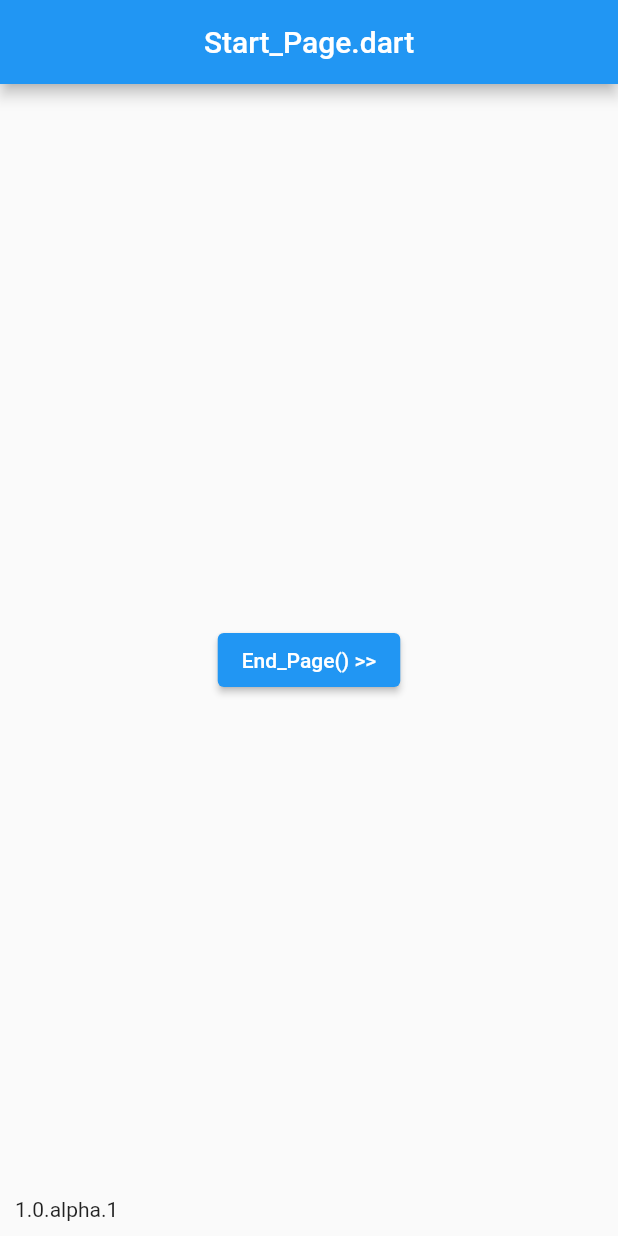
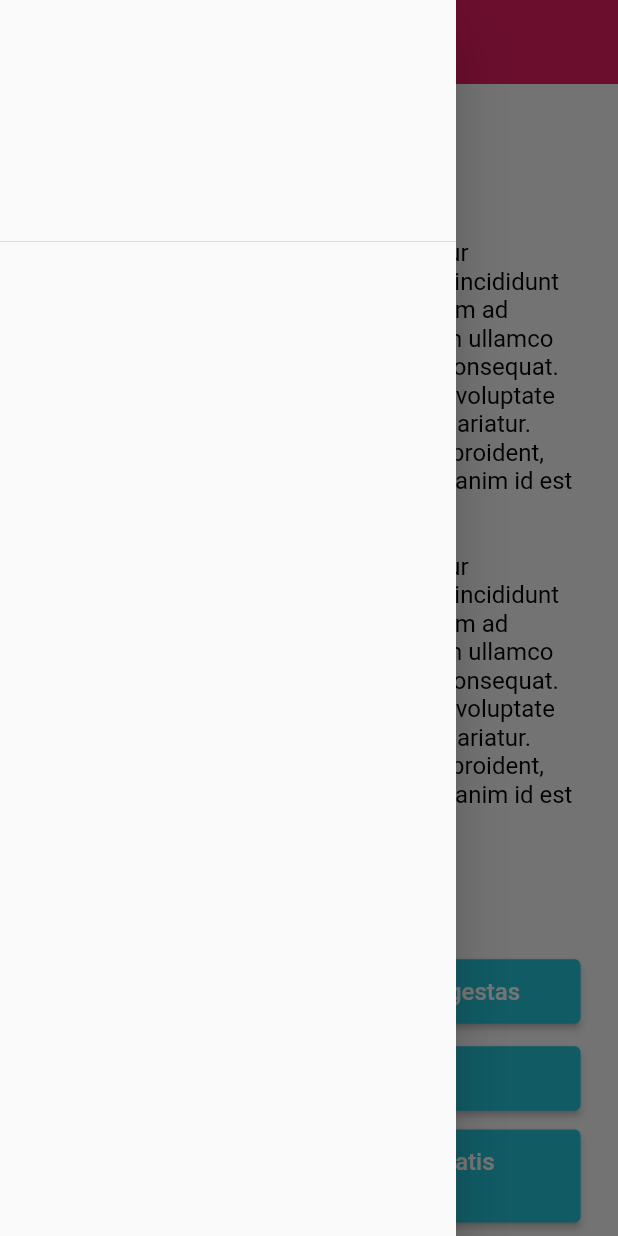
Before and after one commit to mattgwriter7/gamebook, a Flutter app: the screen it shows after launch, with the side drawer open (before the commit the screen has no drawer), on a phone screen of 412 x 824 dp. Run offline on Flutter 3.47's test engine with Material 2 defaults, Android fonts, the phone set to English and light mode, and no system bars.

Commit message:
passage template take 1

```diff
--- a/lib/classes/Config.dart
+++ b/lib/classes/Config.dart
@@ -3,6 +3,8 @@
 //  Presenting the "Config" class (version 1.0)
 //  This class is for "global variables" used by
 //  the app.
+
+import 'package:flutter/material.dart';
 
 class Config {
 
@@ -14,6 +16,27 @@ class Config {
   static int              short_delay               = 500;    // milliseconds
   static int              long_delay                = 1500;   // milliseconds
 
+  // global "CSS" styles
+  static Color            main_background_color     = const Color(0xFF1A1A1A);
+  static Color            main_font_color           = Colors.black;
+  static const double     main_font_size            = 16;
+  static Color            button_background_color   = Colors.cyan.shade400;
+  static Color            accent1_color             = Colors.grey;
+  static Color            accent2_color             = const Color(0xFF333333);
+  static Color            hilite1_color             = Colors.cyan.shade400;
+
+  static Color            appbar_background         = Colors.transparent; // const Color.fromARGB(255, 174, 48, 48);
+  static Color            appbar_foreground         = Colors.black;
+
+  //  global "status" colors (for errors, warning, etc.)
+  static List<Color> status_color = [
+    Colors.grey,
+    Colors.white,
+    Colors.green,
+    Colors.orange,
+    Colors.red,
+  ];
+
   //  CUSTOM STUFF! (from here on this is stuff unique to this App)
-  //  ... nuthin' here yet
+
 }
--- a/lib/main.dart
+++ b/lib/main.dart
@@ -19,9 +19,31 @@ class MyApp extends StatelessWidget {
     Utils.log( filename, '== init "${ Config.app_name }" version ${ Config.app_version } ==' );
 
     return MaterialApp(
-      title: 'Daily Fortune',
+      title: 'Gamebook',
+      debugShowCheckedModeBanner: false,
       theme: ThemeData(
-        primarySwatch: Colors.blue,
+        textTheme: TextTheme(
+          bodyText2: TextStyle( color: Config.main_font_color, fontSize: Config.main_font_size ),
+        ),
+        appBarTheme: AppBarTheme(
+          backgroundColor: Config.appbar_background,
+          foregroundColor: Config.appbar_foreground,
+          iconTheme: const IconThemeData(color: Color(0xFFffffff)),
+          titleTextStyle: const TextStyle(
+            height: 1,
+            fontSize: 18,
+          ),
+        ),
+        cardTheme: const CardTheme(
+          color: Color(0xFF222222),
+        ),
+        elevatedButtonTheme: ElevatedButtonThemeData(
+            style: ButtonStyle(
+              backgroundColor:
+                MaterialStateProperty.all<Color>( Config.button_background_color ),
+              padding: MaterialStateProperty.all<EdgeInsets>(const EdgeInsets.fromLTRB(10,10,10,10)),
+            ),
+          ),
       ),
       initialRoute: 'Start_Page',
       //  initialRoute: 'Dummies_Page',
--- a/lib/pages/Start_Page.dart
+++ b/lib/pages/Start_Page.dart
@@ -3,6 +3,7 @@
 import 'package:flutter/material.dart';
 import '../classes/Config.dart';
 import '../classes/Utils.dart';
+import '../widgets/Drawer_Widget.dart';
 
 class Start_Page extends StatefulWidget {
   const Start_Page({ super.key });
@@ -39,6 +40,25 @@ class _Start_PageState extends State<Start_Page> {
     Utils.log( filename, ' _buildTriggered()');
   }
 
+  Container _makeButton ( String str ) {
+    return Container(
+                        width: double.infinity,
+                        child: ElevatedButton(
+                          child: Align(
+                            alignment: Alignment.centerLeft,
+                            child: Text(
+                              str,
+                              style: TextStyle(fontSize: 16),
+                              ),
+                          ),
+                          style: ElevatedButton.styleFrom(
+                            padding: EdgeInsets.fromLTRB(16,12,12,12),
+                          ),
+                          onPressed: () {},
+                        ),
+                      );
+  }
+
   void _addPostFrameCallbackTriggered( context ) {
     Utils.log( filename, ' _addPostFrameCallbackTriggered()');
   }
@@ -57,48 +77,54 @@ class _Start_PageState extends State<Start_Page> {
           child: Scaffold(
             resizeToAvoidBottomInset: false,
             appBar: AppBar(
-              title: const Text( filename ),
+              title: const Text( '' ),
               centerTitle: true,
+              backgroundColor: Colors.pink,
+              elevation: 0,
+              foregroundColor: Colors.black,
             ), //AppBar
-            // drawer: DrawerWidget(),
-            body: Stack(
-              children: [
-                Container(
-                  color: Colors.transparent,
-                  child: Center(
-                    child: ElevatedButton(
-                      child: Text( 'End_Page() >>' ),
-                      onPressed: () {
-                        Utils.log( filename, 'go to End_Page()');
-                        Future.delayed( Duration(milliseconds: Config.short_delay ), () async {
-                          Navigator.of(context).pushNamed('End_Page');
-                          return;
-                        });
-                      },
+            drawer: Drawer_Widget(),
+            body: SingleChildScrollView(
+              child: Column(
+                children: [
+                  Container(
+                    child: Padding(
+                      padding: const EdgeInsets.fromLTRB(25,40,25,40),
+                      child: Text('Title', style: TextStyle( fontSize: 20, fontWeight: FontWeight.bold )),
                     ),
                   ),
-                ),
-
-
-
-                //  version number
-                Positioned(
-                  left: 10,
-                  bottom: 10,
-                  child: GestureDetector(
-                    child: Text( Config.app_version ),
-                    onLongPress: () {
-                      Utils.log( filename, 'go to Dummies_Page()');
-                      Future.delayed( Duration(milliseconds: Config.short_delay ), () async {
-                        Navigator.of(context).pushNamed('Dummies_Page');
-                        return;
-                      });
-                    },
+                  Container(
+                    child: Padding(
+                      padding: const EdgeInsets.fromLTRB(25,0,25,0),
+                      child: Text('Lorem ipsum dolor sit amet, consectetur adipiscing elit, sed do eiusmod tempor incididunt ut labore et dolore magna aliqua. Ut enim ad minim veniam, quis nostrud exercitation ullamco laboris nisi ut aliquip ex ea commodo consequat. Duis aute irure dolor in reprehenderit in voluptate velit esse cillum dolore eu fugiat nulla pariatur. Excepteur sint occaecat cupidatat non proident, sunt in culpa qui officia deserunt mollit anim id est laborum.\n\nLorem ipsum dolor sit amet, consectetur adipiscing elit, sed do eiusmod tempor incididunt ut labore et dolore magna aliqua. Ut enim ad minim veniam, quis nostrud exercitation ullamco laboris nisi ut aliquip ex ea commodo consequat. Duis aute irure dolor in reprehenderit in voluptate velit esse cillum dolore eu fugiat nulla pariatur. Excepteur sint occaecat cupidatat non proident, sunt in culpa qui officia deserunt mollit anim id est laborum.'),
+                    ),
                   ),
-                ),
-
-
-              ],
+                  Container(
+                    child: Padding(
+                      padding: const EdgeInsets.fromLTRB(25,30,25,20),
+                      child: Text('What Do You Do?', style: TextStyle( fontSize: 16, fontWeight: FontWeight.bold )),),
+                  ),
+                  Padding(
+                    padding: const EdgeInsets.fromLTRB(25,10,25,5),
+                    child: _makeButton('Morbi malesuada velit vel volutpat egestas'),
+                  ),
+                  Padding(
+                    padding: const EdgeInsets.fromLTRB(25,5,25,5),
+                    child: _makeButton('In hac habitasse platea'),
+                  ),
+                  Padding(
+                    padding: const EdgeInsets.fromLTRB(25,5,25,5),
+                    child: _makeButton('Duis suscipit lorem lorem, sed venenatis metus fringilla vel'),
+                  ),
+                  Padding(
+                    padding: const EdgeInsets.fromLTRB(25,5,25,5),
+                    child: _makeButton('Quisque rhoncus imperdiet orci'),
+                  ),
+                  SizedBox(
+                    height: 150,
+                  )
+                ],
+              ),
             ),
           ),
         ),
--- /dev/null
+++ b/lib/widgets/Drawer_Widget.dart
@@ -0,0 +1,72 @@
+//  ignore_for_file: file_names, must_be_immutable, camel_case_types
+
+//  Drawer_Widget version 1.01 (updated June 23, 2023)
+//  To style this widget, see "START OF DEFAULT STYLING"
+//  a few lines down...
+
+import 'package:flutter/material.dart';
+import 'dart:async';
+import '../classes/Config.dart';
+import '../classes/Utils.dart';
+
+class Drawer_Widget extends StatelessWidget {
+  Drawer_Widget ({Key? key}) : super(key: key);
+
+
+  @override
+  Widget build(BuildContext context) {
+
+    return Drawer(
+      // backgroundColor: _backgroundColor,
+      child: Stack(
+        children: [
+
+          ListView(
+            padding: EdgeInsets.zero,
+            children: <Widget>[
+
+              //  =======================
+              //  Drawer Image
+              //  =======================
+              DrawerHeader(
+                child: Padding(
+                  padding: const EdgeInsets.all(30.0),
+                  child: Container(
+                    /*
+                    decoration: BoxDecoration(
+                      image: DecorationImage(
+                        image: AssetImage( _image ),
+                        fit: BoxFit.scaleDown,
+                        alignment: Alignment.center,
+                      ),
+                    ),
+                    */
+                  ),
+                ),
+                ),
+
+              //  =======================
+              //  Drawer Items
+              //  =======================
+              /*
+              _getNavItem( context, 'Dashboard'),
+              _divider,
+              _getNavItem( context, 'Devices'),
+              _divider,
+              _getNavItem( context, 'Workflow'),
+              _divider,
+              // if it is debug mode, show the Debug option
+              Visibility(
+                visible: true,
+                child: _getNavItem( context, 'Debug')
+              ),
+              */
+            ],
+          ),
+
+
+        ],
+      ),
+    );
+  }
+}
```
